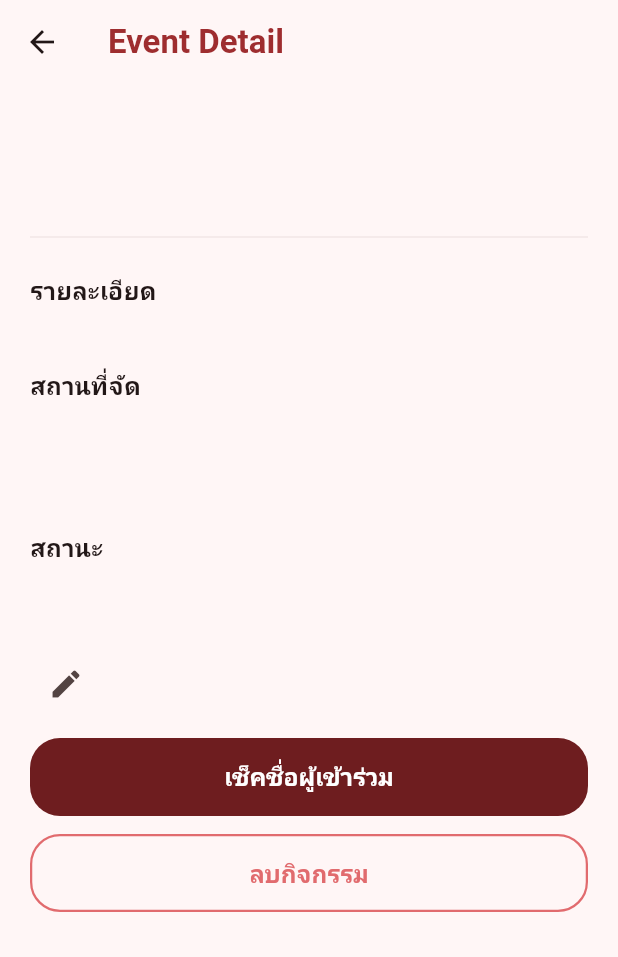
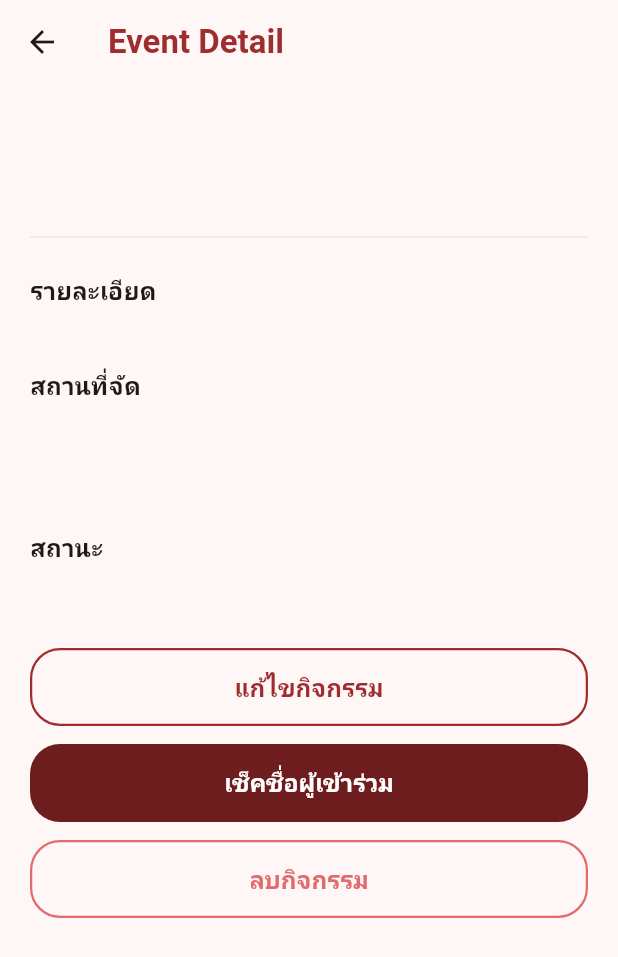
Before and after one commit to NatthaphongKS/Eventra_Mobile, a Flutter app: the EventDetailScreen screen opened directly with empty values, on a phone screen of 412 x 824 dp. Shown: the top 957 px of the screen. Run offline on Flutter 3.47's test engine with Material 3 defaults, Android fonts, the light colour scheme and no system bars; our stand-ins replace cloud_firestore, firebase_auth, firebase_core; accounts and stored records are empty; Roboto replaces fonts that are missing (Trebuchet MS); statements that could not run were skipped.

Commit message:
fix : detail

```diff
--- a/eventra_mobile2/lib/View/event_detail_screen.dart
+++ b/eventra_mobile2/lib/View/event_detail_screen.dart
@@ -1,5 +1,5 @@
 import 'package:flutter/material.dart';
-import 'package:cloud_firestore/cloud_firestore.dart'; // import firestore
+import 'package:cloud_firestore/cloud_firestore.dart';
 import '../models/events.dart';
 import '../utils/app_theme.dart';
 import 'event_checkin_screen.dart';
@@ -22,8 +22,11 @@ class _EventDetailScreenState extends State<EventDetailScreen> {
     _event = widget.event;
   }
 
+  // ปรับแก้ให้คำนวณจากวันและเวลาจริง
+// ดึงสถานะที่คำนวณแบบ Real-time จาก Model แล้วมาแปลเป็นภาษาไทย
   String get _statusThai {
-    switch (_event.status) {
+    // ใช้ _event.currentStatus (ไม่ใช่ _event.status)
+    switch (_event.currentStatus) {
       case 'ongoing':
         return 'กำลังจัด';
       case 'upcoming':
@@ -31,13 +34,12 @@ class _EventDetailScreenState extends State<EventDetailScreen> {
       case 'done':
         return 'เสร็จสิ้น';
       default:
-        return _event.status;
+        return _event.currentStatus;
     }
   }
 
   // ฟังก์ชันสำหรับลบกิจกรรม
   Future<void> _handleDeleteEvent() async {
-    // 1. โชว์ Dialog ถามเพื่อความชัวร์
     final bool? confirm = await showDialog<bool>(
       context: context,
       builder: (context) => AlertDialog(
@@ -57,10 +59,8 @@ class _EventDetailScreenState extends State<EventDetailScreen> {
       ),
     );
 
-    // 2. ถ้ากดยืนยันการลบ
     if (confirm == true) {
       try {
-        // สั่งลบจาก Firestore โดยใช้ ID ของกิจกรรม
         await FirebaseFirestore.instance.collection('events').doc(_event.id).delete();
 
         if (!mounted) return;
@@ -68,7 +68,6 @@ class _EventDetailScreenState extends State<EventDetailScreen> {
           const SnackBar(content: Text('ลบกิจกรรมสำเร็จ')),
         );
 
-        // ลบเสร็จแล้วให้เด้งกลับไปหน้า Home
         Navigator.pop(context);
       } catch (e) {
         if (!mounted) return;
@@ -76,6 +75,19 @@ class _EventDetailScreenState extends State<EventDetailScreen> {
           SnackBar(content: Text('เกิดข้อผิดพลาดในการลบ: $e')),
         );
       }
+    }
+  }
+
+  Future<void> _refreshEventData() async {
+    try {
+      final doc = await FirebaseFirestore.instance.collection('events').doc(_event.id).get();
+      if (doc.exists && mounted) {
+        setState(() {
+          _event = Event.fromMap(doc.id, doc.data() as Map<String, dynamic>);
+        });
+      }
+    } catch (e) {
+      debugPrint("Error fetching event: $e");
     }
   }
 
@@ -139,18 +151,16 @@ class _EventDetailScreenState extends State<EventDetailScreen> {
             _DetailSection(title: 'สถานะ', content: _statusThai),
             const SizedBox(height: 32),
 
-            IconButton(
-      icon: const Icon(Icons.edit),
-     onPressed: () async {
-    // 1. ใส่ await เพื่อรอให้หน้า Form ปิดลงก่อน
+            _OutlineButton(
+              label: 'แก้ไขกิจกรรม',
+              color: AppColors.primary,
+              onTap: () async {
                 await Navigator.push(
                   context,
                   MaterialPageRoute(
-        builder: (context) => EventFormScreen(event: widget.event),
+                    builder: (context) => EventFormScreen(event: _event),
                   ),
                 );
-
-       // 2. หลังจากหน้า Form ปิดลง (pop) ให้ดึงข้อมูลใหม่มาอัปเดตหน้า Detail ทันที
                 _refreshEventData();
               },
             ),
@@ -167,13 +177,12 @@ class _EventDetailScreenState extends State<EventDetailScreen> {
               ),
             ),
 
-            const SizedBox(height: 12), // เพิ่มระยะห่าง
+            const SizedBox(height: 12),
 
-            // ปุ่มลบกิจกรรม สไตล์ Outline วางไว้ล่างสุด
             _OutlineButton(
               label: 'ลบกิจกรรม',
-              color: AppColors.accent, // สีแดงน้ำตาล
-              onTap: _handleDeleteEvent, // เรียกฟังก์ชันลบ
+              color: AppColors.accent,
+              onTap: _handleDeleteEvent,
             ),
 
             const SizedBox(height: 20),
@@ -181,17 +190,6 @@ class _EventDetailScreenState extends State<EventDetailScreen> {
         ),
       ),
     );
-  }
-}
-
-// ฟังก์ชันสำหรับดึงข้อมูล Event ก้อนนี้มาใหม่ (เขียนเพิ่มในหน้า Detail)
-Future<void> _refreshEventData() async {
-  final doc = await FirebaseFirestore.instance.collection('events').doc(widget.event.id).get();
-  if (doc.exists) {
-    setState(() {
-      // อัปเดตตัวแปร event ของหน้านี้ด้วยข้อมูลใหม่จาก Firebase
-      widget.event = Event.fromMap(doc.id, doc.data()!);
-    });
   }
 }
 
```
Lines whose indentation alone changed are shown as unchanged.
